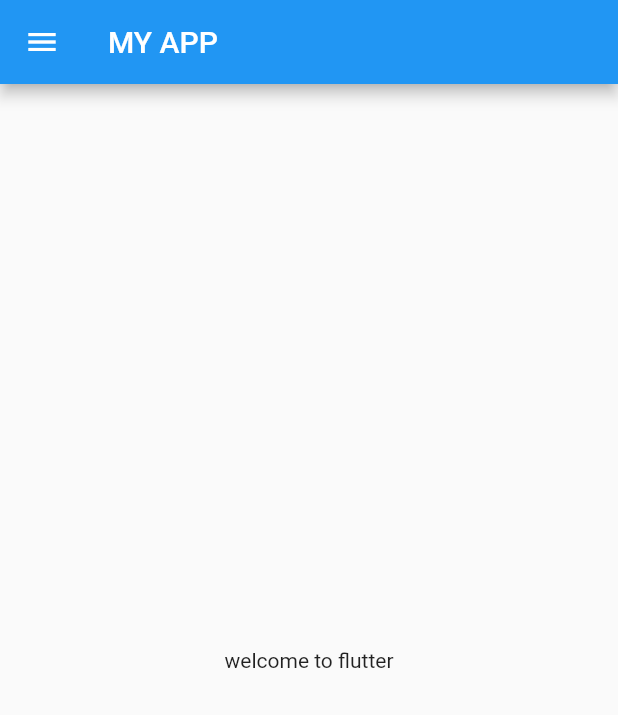
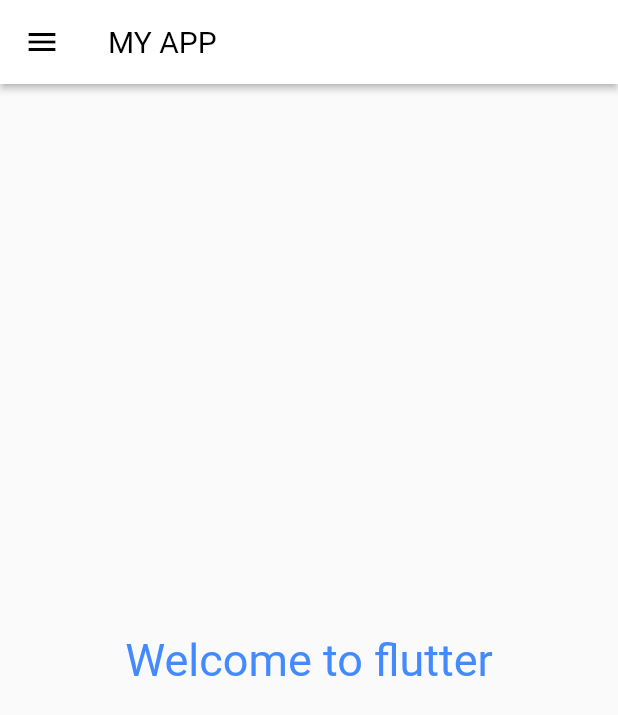
Before and after one commit to Shivam-98350/flutter_learning, a Flutter app: the screen it shows after launch, on a phone screen of 412 x 824 dp. Shown: the top 715 px of the screen. Run offline on Flutter 3.47's test engine with Material 2 defaults, Android fonts, the phone set to English and light mode, and no system bars.

Commit message:
theme extracted

```diff
--- a/lib/main.dart
+++ b/lib/main.dart
@@ -2,6 +2,7 @@
 import 'package:flutter_app_1/pages/home_page.dart';
 import 'package:flutter_app_1/pages/loginpage.dart';
 import 'package:flutter_app_1/utils/routes.dart';
+import 'package:flutter_app_1/widgets/theme.dart';
 
 main() {
   runApp(MyApp());
@@ -13,10 +14,10 @@
   @override
   Widget build(BuildContext context) {
     return MaterialApp(
-
+      themeMode: ThemeMode.dark,
      // home:homepage(),
-      theme: ThemeData(primarySwatch: Colors.blue
-      ),
+     theme: myTheme.lightTheme(context),
+     // darkTheme: myTheme.darkTheme(context),
       debugShowCheckedModeBanner: false,
      initialRoute: myRoutes.homeroute,
       routes: {
--- a/lib/pages/home_page.dart
+++ b/lib/pages/home_page.dart
@@ -12,7 +12,13 @@
       ),
        body: Center(
           child: Container(
-             child:Text("welcome to flutter")
+             child:Text("Welcome to flutter",
+             style: TextStyle(
+               fontSize: 30,
+               color : Colors.blueAccent,
+
+             ),
+             )
           ),
         ),
 
--- /dev/null
+++ b/lib/widgets/theme.dart
@@ -0,0 +1,19 @@
+
+import 'package:flutter/material.dart';
+
+class myTheme {
+  static ThemeData lightTheme(BuildContext context) => ThemeData(
+        primarySwatch: Colors.blue,
+        appBarTheme: AppBarTheme(
+          color: Colors.white,
+          elevation: 2,
+          iconTheme: IconThemeData(color: Colors.black),
+          titleTextStyle: TextStyle(color: Colors.black, fontSize: 20),
+        // textTheme: Theme.of(context).textTheme,
+        ),
+      );
+
+      //  static ThemeData darkTheme(BuildContext context) => ThemeData(
+      //   brightness: Brightness.light,
+      // );
+}
```
